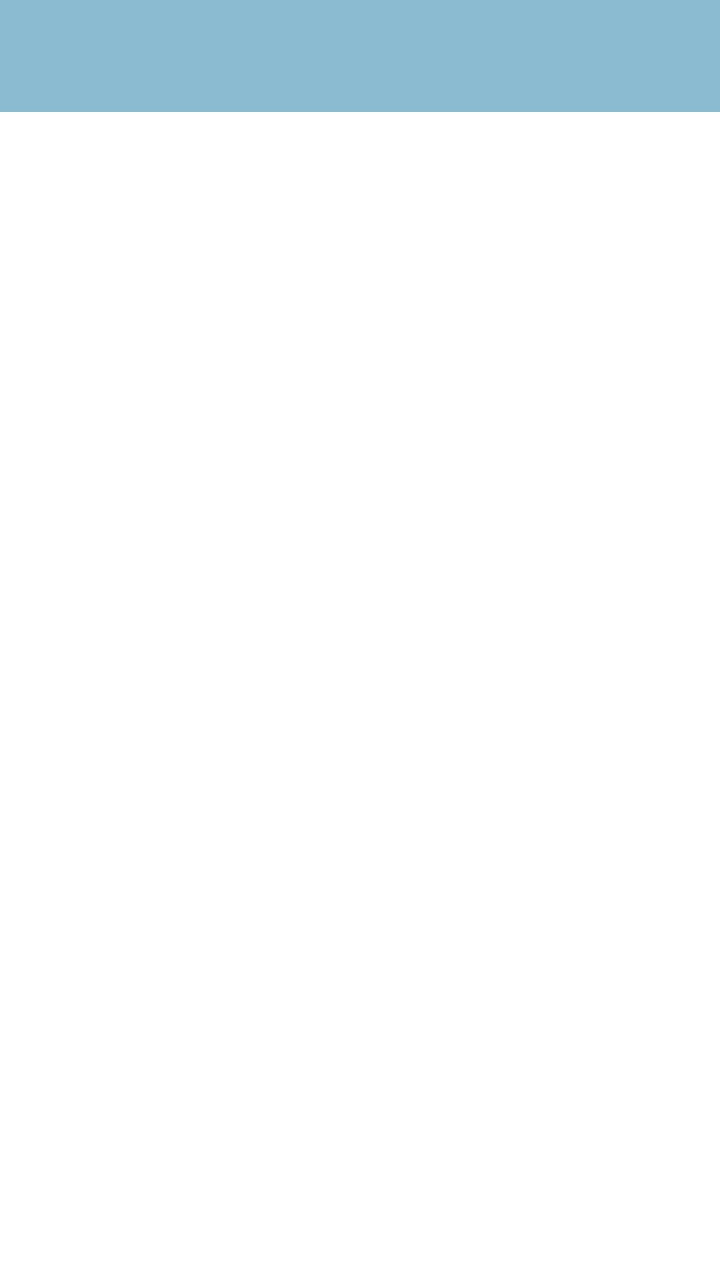
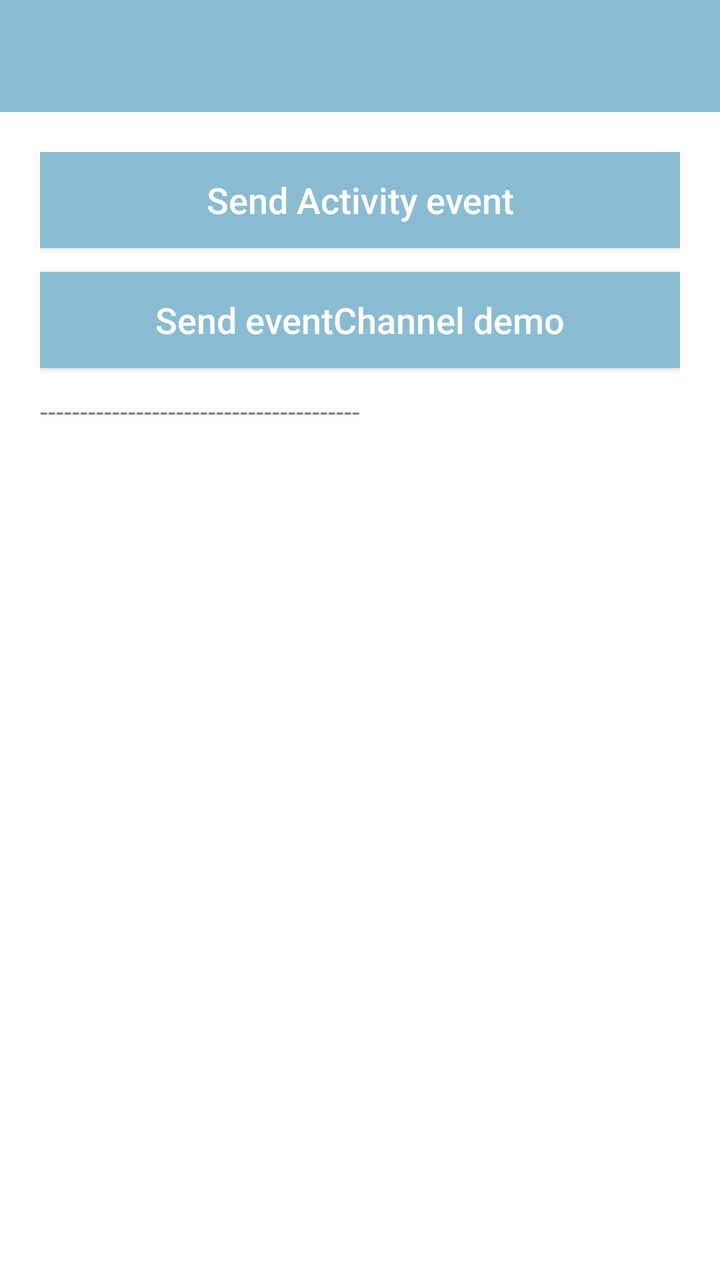

The first picture is an Android layout as it rendered before a commit; the second is the same layout after the commit. The layout source and the unified diff follow.
<!-- AndroidManifest.xml: application theme AppTheme -->
<!-- res/layout/activity_test_fragment.xml -->
<?xml version="1.0" encoding="utf-8"?>
<androidx.constraintlayout.widget.ConstraintLayout xmlns:android="http://schemas.android.com/apk/res/android"
    xmlns:app="http://schemas.android.com/apk/res-auto"
    xmlns:tools="http://schemas.android.com/tools"
    android:layout_width="match_parent"
    android:layout_height="match_parent"
    android:animateLayoutChanges="true"
    tools:context="com.logan.flowbusapp.MainActivity">

    <androidx.appcompat.widget.Toolbar
        android:id="@+id/toolbar"
        android:layout_width="match_parent"
        android:layout_height="wrap_content"
        android:background="@color/autumn_wave"
        app:layout_constraintTop_toTopOf="parent"
        app:popupTheme="@style/ThemeOverlay.AppCompat.Light"
        app:theme="@style/AppTheme.Toolbar"
        app:titleTextColor="@android:color/white" />

    <FrameLayout
        android:id="@+id/content"
        android:layout_width="match_parent"
        android:layout_height="0dp"
        app:layout_constraintBottom_toBottomOf="parent"
        app:layout_constraintTop_toBottomOf="@+id/toolbar" />

</androidx.constraintlayout.widget.ConstraintLayout>
<!-- resources referenced by this layout -->
<resources>
  <color name="autumn_wave">#8ABCD1</color>
  <style name="AppTheme.Toolbar" parent="ThemeOverlay.AppCompat.Dark.ActionBar">
          <item name="android:textColorPrimary">@android:color/white</item>
      </style>
  <style name="AppTheme" parent="Theme.AppCompat.DayNight.DarkActionBar">
          <item name="windowActionBar">false</item>
          <item name="windowNoTitle">true</item>
          <item name="android:windowBackground">@color/white</item>
          <item name="colorPrimary">@color/colorPrimary</item>
          <item name="colorPrimaryDark">@color/colorPrimaryDark</item>
          <item name="colorAccent">@color/colorAccent</item>
      </style>
  <color name="white">#ffffff</color>
  <color name="colorPrimary">#2775B6</color>
  <color name="colorPrimaryDark">#4E7CA1</color>
  <color name="colorAccent">#158BB8</color>
</resources>

<!-- the commit's change to res/layout/activity_test_fragment.xml (unified diff, before → after) -->
@@ -17,11 +17,50 @@
         app:theme="@style/AppTheme.Toolbar"
         app:titleTextColor="@android:color/white" />
 
+    <LinearLayout
+        android:id="@+id/hostPanel"
+        android:layout_width="match_parent"
+        android:layout_height="wrap_content"
+        android:layout_margin="20dp"
+        android:orientation="vertical"
+        app:layout_constraintTop_toBottomOf="@+id/toolbar">
+
+        <Button
+            android:id="@+id/btnSendActivityEvent"
+            style="@style/Widget.AppCompat.Button.Colored"
+            android:layout_width="match_parent"
+            android:layout_height="wrap_content"
+            android:background="@color/autumn_wave"
+            android:text="@string/sendActivityEvent"
+            android:textAllCaps="false"
+            android:textColor="@color/white"
+            android:textSize="18sp" />
+
+        <Button
+            android:id="@+id/btnSendChannelEvent"
+            style="@style/Widget.AppCompat.Button.Colored"
+            android:layout_width="match_parent"
+            android:layout_height="wrap_content"
+            android:layout_marginTop="12dp"
+            android:background="@color/autumn_wave"
+            android:text="@string/sendChannelEvent"
+            android:textAllCaps="false"
+            android:textColor="@color/white"
+            android:textSize="18sp" />
+
+        <androidx.appcompat.widget.AppCompatTextView
+            android:id="@+id/tvHostLog"
+            android:layout_width="match_parent"
+            android:layout_height="wrap_content"
+            android:layout_marginTop="12dp"
+            android:text="@string/default_placeholder_log_text" />
+    </LinearLayout>
+
     <FrameLayout
         android:id="@+id/content"
         android:layout_width="match_parent"
         android:layout_height="0dp"
         app:layout_constraintBottom_toBottomOf="parent"
-        app:layout_constraintTop_toBottomOf="@+id/toolbar" />
+        app:layout_constraintTop_toBottomOf="@+id/hostPanel" />
 
 </androidx.constraintlayout.widget.ConstraintLayout>
<!-- resource entries referenced after the edit -->
@@ -1,6 +1,10 @@
 <!-- resources referenced by this layout -->
 <resources>
   <color name="autumn_wave">#8ABCD1</color>
+  <color name="white">#ffffff</color>
+  <string name="default_placeholder_log_text">----------------------------------------</string>
+  <string name="sendActivityEvent">Send Activity event</string>
+  <string name="sendChannelEvent">Send eventChannel demo</string>
   <style name="AppTheme.Toolbar" parent="ThemeOverlay.AppCompat.Dark.ActionBar">
           <item name="android:textColorPrimary">@android:color/white</item>
       </style>
@@ -12,7 +16,6 @@
           <item name="colorPrimaryDark">@color/colorPrimaryDark</item>
           <item name="colorAccent">@color/colorAccent</item>
       </style>
-  <color name="white">#ffffff</color>
   <color name="colorPrimary">#2775B6</color>
   <color name="colorPrimaryDark">#4E7CA1</color>
   <color name="colorAccent">#158BB8</color>
